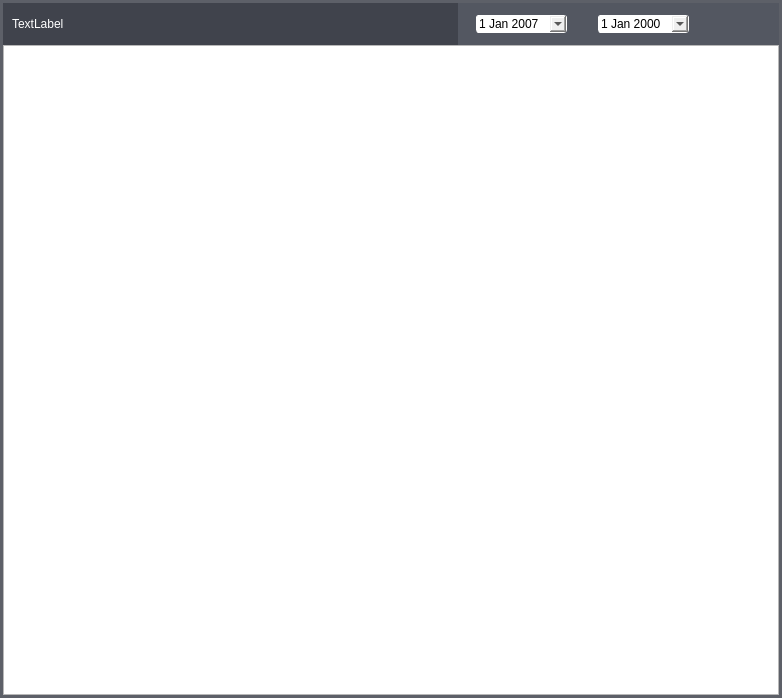
The window that errorinfo/widgeterror.ui (LongyuHe1990/AgvMonitor) describes before a commit, drawn with Qt 5.
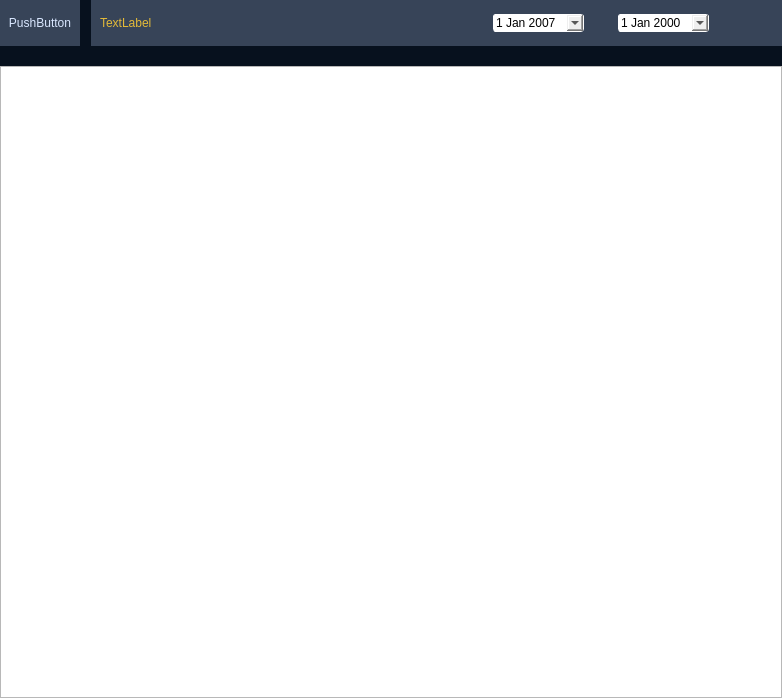
The same window after the commit. Icons and pictures are not drawn.

```diff
--- a/errorinfo/widgeterror.ui
+++ b/errorinfo/widgeterror.ui
@@ -32,36 +32,33 @@
    <item row="0" column="0">
     <widget class="QWidget" name="widget_4" native="true">
      <property name="styleSheet">
-      <string notr="true">#widget_4{background-color:rgb(20,26,31);border:3px solid #5d6068;}</string>
+      <string notr="true">#widget_4{background-color: rgb(7, 17, 30);}
+</string>
      </property>
-     <layout class="QVBoxLayout" name="verticalLayout" stretch="32,496">
+     <layout class="QVBoxLayout" name="verticalLayout" stretch="36,16,496">
       <property name="spacing">
        <number>0</number>
       </property>
       <property name="leftMargin">
-       <number>3</number>
+       <number>0</number>
       </property>
       <property name="topMargin">
-       <number>3</number>
+       <number>0</number>
       </property>
       <property name="rightMargin">
-       <number>3</number>
+       <number>0</number>
       </property>
       <property name="bottomMargin">
-       <number>3</number>
+       <number>0</number>
       </property>
       <item>
        <widget class="QWidget" name="widget_2" native="true">
-        <property name="styleSheet">
-         <string notr="true">#widget_2{background-color: rgb(64, 67, 76);}
-</string>
-        </property>
-        <layout class="QHBoxLayout" name="horizontalLayout" stretch="516,372">
+        <layout class="QHBoxLayout" name="horizontalLayout" stretch="95,12,817">
          <property name="spacing">
           <number>0</number>
          </property>
          <property name="leftMargin">
-          <number>9</number>
+          <number>0</number>
          </property>
          <property name="topMargin">
           <number>0</number>
@@ -73,29 +70,56 @@
           <number>0</number>
          </property>
          <item>
-          <widget class="QLabel" name="label">
+          <widget class="QPushButton" name="pushButton_2">
+           <property name="sizePolicy">
+            <sizepolicy hsizetype="Preferred" vsizetype="Preferred">
+             <horstretch>0</horstretch>
+             <verstretch>0</verstretch>
+            </sizepolicy>
+           </property>
            <property name="styleSheet">
-            <string notr="true">QLabel{color: rgb(255, 255, 255);
-background-color: rgba(255, 255, 255, 0);border:none;}
+            <string notr="true">QPushButton{color: rgb(217, 231, 255);
+background-color: rgb(55, 68, 88);border:none;}
+QPushButton::hover{color: rgb(217, 231, 255);
+background-color: rgb(66, 82, 106);border:none;}
+QPushButton::pressed{color: rgb(217, 231, 255);
+background-color: rgb(66, 82, 106);border:none;}
 </string>
            </property>
            <property name="text">
-            <string>TextLabel</string>
+            <string>PushButton</string>
+           </property>
+           <property name="icon">
+            <iconset resource="../image.qrc">
+             <normaloff>:/image/home_all/fanhui_icon.png</normaloff>:/image/home_all/fanhui_icon.png</iconset>
            </property>
           </widget>
          </item>
+         <item>
+          <spacer name="horizontalSpacer_6">
+           <property name="orientation">
+            <enum>Qt::Horizontal</enum>
+           </property>
+           <property name="sizeHint" stdset="0">
+            <size>
+             <width>40</width>
+             <height>20</height>
+            </size>
+           </property>
+          </spacer>
+         </item>
          <item>
           <widget class="QWidget" name="widget_3" native="true">
            <property name="styleSheet">
-            <string notr="true">#widget_3{background-color: rgb(83, 87, 97);}
+            <string notr="true">#widget_3{background-color: rgb(55, 68, 88);}
 </string>
            </property>
-           <layout class="QHBoxLayout" name="horizontalLayout_2" stretch="24,93,14,18,10,93,41,55,24">
+           <layout class="QHBoxLayout" name="horizontalLayout_2" stretch="109,378,93,14,18,10,93,21,54,16">
             <property name="spacing">
              <number>0</number>
             </property>
             <property name="leftMargin">
-             <number>0</number>
+             <number>9</number>
             </property>
             <property name="topMargin">
              <number>0</number>
@@ -106,6 +130,18 @@
             <property name="bottomMargin">
              <number>0</number>
             </property>
+            <item>
+             <widget class="QLabel" name="label">
+              <property name="styleSheet">
+               <string notr="true">QLabel{color: rgb(227, 186, 56);
+background-color: rgba(255, 255, 255, 0);border:none;}
+</string>
+              </property>
+              <property name="text">
+               <string>TextLabel</string>
+              </property>
+             </widget>
+            </item>
             <item>
              <spacer name="horizontalSpacer">
               <property name="orientation">
@@ -178,7 +214,7 @@
             <item>
              <widget class="QLabel" name="label_2">
               <property name="styleSheet">
-               <string notr="true">border-image: url(:/image/link_icon.png);</string>
+               <string notr="true">border-image: url(:/image/home_all/link2.png);</string>
               </property>
               <property name="text">
                <string/>
@@ -247,7 +283,7 @@
             <item>
              <widget class="QPushButton" name="pushButton">
               <property name="styleSheet">
-               <string notr="true">QPushButton{color: rgb(255, 255, 255);
+               <string notr="true">QPushButton{color: rgb(227, 186, 56);
 background-color: rgba(255, 255, 255, 0);border:none;}
 </string>
               </property>
@@ -256,7 +292,7 @@
               </property>
               <property name="icon">
                <iconset resource="../image.qrc">
-                <normaloff>:/image/search_icon.png</normaloff>:/image/search_icon.png</iconset>
+                <normaloff>:/image/home_all/search_icon.png</normaloff>:/image/home_all/search_icon.png</iconset>
               </property>
              </widget>
             </item>
@@ -279,6 +315,19 @@
         </layout>
        </widget>
       </item>
+      <item>
+       <spacer name="verticalSpacer">
+        <property name="orientation">
+         <enum>Qt::Vertical</enum>
+        </property>
+        <property name="sizeHint" stdset="0">
+         <size>
+          <width>20</width>
+          <height>40</height>
+         </size>
+        </property>
+       </spacer>
+      </item>
       <item>
        <widget class="QTableWidget" name="tableWidget"/>
       </item>
```
